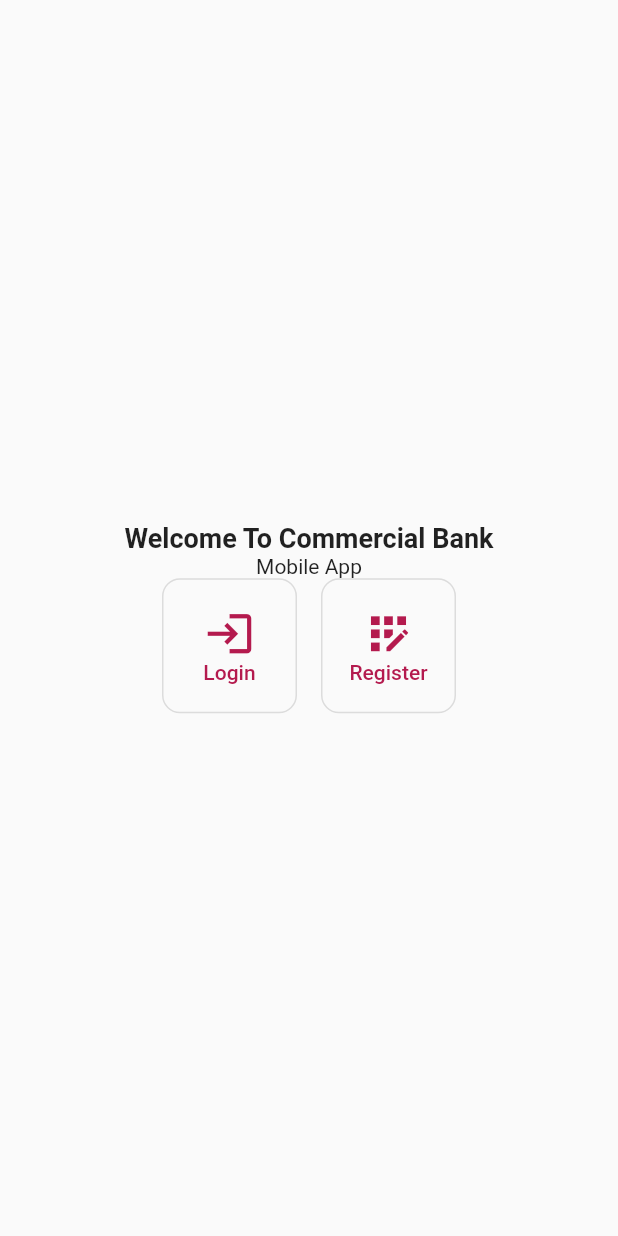
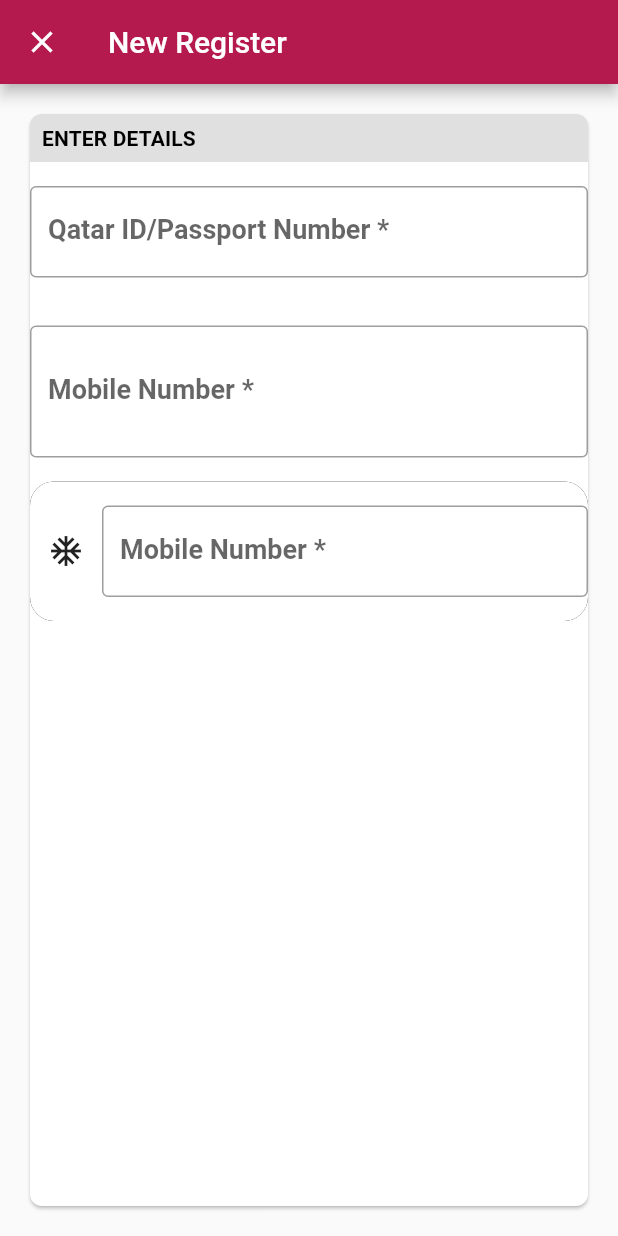
Before and after one commit to tareq453/cbq_demo, a Flutter app: the screen it shows after launch, after a tap on "Register", on a phone screen of 412 x 824 dp. Run offline on Flutter 3.47's test engine with Material 2 defaults, Android fonts, the phone set to English and light mode, and no system bars.

Commit message:
-- working on register page.

```diff
--- a/lib/main.dart
+++ b/lib/main.dart
@@ -1,6 +1,8 @@
 import 'package:flutter/material.dart';
 
 import 'ui/pages/home_page.dart';
+import 'ui/pages/register_page.dart';
+import 'ui/pages/login_page.dart';
 
 void main() {
   runApp(const MyApp());
@@ -27,9 +29,16 @@ class MyApp extends StatelessWidget {
           colorScheme: ColorScheme.fromSwatch()
               .copyWith(primary: const Color(0xffb41a4e)),
           textTheme: ThemeData.light().textTheme.copyWith(
-            titleMedium: const TextStyle(fontWeight: FontWeight.bold,fontSize: 18)
-          )),
-      home: const HomePage(),
+              titleMedium:
+                  const TextStyle(fontWeight: FontWeight.bold, fontSize: 18),
+          titleSmall: const TextStyle(fontWeight: FontWeight.bold,fontSize: 14))),
+
+      initialRoute: '/',
+      routes: {
+        '/' : (ctx) => const HomePage(),
+        LoginPage.route: (ctx) => const LoginPage(),
+        RegisterPage.route: (ctx) => const RegisterPage()
+      },
     );
   }
 }
--- a/lib/ui/pages/home_page.dart
+++ b/lib/ui/pages/home_page.dart
@@ -1,10 +1,14 @@
+import 'package:cbq/ui/widgets/slide_route.dart';
 import 'package:flutter/material.dart';
+
+import 'login_page.dart';
+import 'register_page.dart';
 
 class HomePage extends StatelessWidget {
   const HomePage({Key? key}) : super(key: key);
 
-  Widget _homeButton(
-      IconData buttonIcon, String buttonText, Function()? clickHandler) {
+  Widget _homeButton(BuildContext context, IconData buttonIcon,
+      String buttonText, Function(BuildContext) clickHandler) {
     return Padding(
       padding: const EdgeInsets.symmetric(horizontal: 8),
       child: OutlinedButton(
@@ -12,7 +16,7 @@ class HomePage extends StatelessWidget {
               fixedSize: const Size(90, 90),
               shape: RoundedRectangleBorder(
                   borderRadius: BorderRadius.circular(12))),
-          onPressed: clickHandler,
+          onPressed: () => clickHandler(context),
           child: Center(
               child: Column(
                   mainAxisAlignment: MainAxisAlignment.center,
@@ -26,9 +30,13 @@ class HomePage extends StatelessWidget {
     );
   }
 
-  void _register() {}
+  void _registerRoute(BuildContext context) {
+    Navigator.of(context).push(SlideRoute(const RegisterPage()));
+  }
 
-  void _login() {}
+  void _loginRoute(BuildContext context) {
+    Navigator.of(context).push(SlideRoute(const LoginPage()));
+  }
 
   @override
   Widget build(BuildContext context) {
@@ -36,16 +44,26 @@ class HomePage extends StatelessWidget {
       body: Column(
         mainAxisAlignment: MainAxisAlignment.center,
         children: [
-          Text("Welcome To Commercial Bank",style: Theme.of(context).textTheme.titleMedium,),
+          Text(
+            "Welcome To Commercial Bank",
+            style: Theme.of(context).textTheme.titleMedium,
+          ),
+          const SizedBox(
+            height: 16,
+          ),
           const Text("Mobile App"),
+          const SizedBox(
+            height: 16,
+          ),
           Row(
             mainAxisAlignment: MainAxisAlignment.center,
             children: [
-              _homeButton(Icons.login, "Login", _login),
+              _homeButton(context, Icons.login, "Login", _loginRoute),
               _homeButton(
+                context,
                 Icons.app_registration,
                 "Register",
-                _register,
+                _registerRoute,
               )
             ],
           )
--- /dev/null
+++ b/lib/ui/pages/login_page.dart
@@ -0,0 +1,18 @@
+import 'package:flutter/material.dart';
+
+import '../widgets/close_back_button.dart';
+class LoginPage extends StatelessWidget {
+  static const String route = "/login_page";
+
+  const LoginPage({Key? key}) : super(key: key);
+
+  @override
+  Widget build(BuildContext context) {
+    return Scaffold(
+      appBar: AppBar(
+        leading: const CloseBackButton(),
+        title: const Text("Login Using Password"),
+      ),
+    );
+  }
+}
--- /dev/null
+++ b/lib/ui/pages/register_page.dart
@@ -0,0 +1,26 @@
+import 'package:cbq/ui/widgets/register_form.dart';
+import 'package:flutter/material.dart';
+
+import '../widgets/close_back_button.dart';
+
+class RegisterPage extends StatelessWidget {
+  static const String route = "/register_page";
+
+  const RegisterPage({Key? key}) : super(key: key);
+
+  @override
+  Widget build(BuildContext context) {
+    return Scaffold(
+      appBar: AppBar(
+        leading: const CloseBackButton(),
+        title: const Text("New Register"),
+      ),
+      body: Container(
+        padding: const EdgeInsets.all(16),
+
+        width: double.infinity,
+        child: RegisterForm(),
+      ),
+    );
+  }
+}
--- /dev/null
+++ b/lib/ui/widgets/close_back_button.dart
@@ -0,0 +1,17 @@
+import 'package:flutter/material.dart';
+
+class CloseBackButton extends StatelessWidget {
+  const CloseBackButton({Key? key}) : super(key: key);
+
+  @override
+  Widget build(BuildContext context) {
+    return IconButton(
+        onPressed: () {
+          if (Navigator.canPop(context)) {
+            Navigator.of(context).pop();
+          }
+        },
+        tooltip: MaterialLocalizations.of(context).backButtonTooltip,
+        icon: const Icon(Icons.close));
+  }
+}
--- /dev/null
+++ b/lib/ui/widgets/register_form.dart
@@ -0,0 +1,111 @@
+import 'package:flutter/material.dart';
+
+class RegisterForm extends StatefulWidget {
+  const RegisterForm({Key? key}) : super(key: key);
+
+  @override
+  State<RegisterForm> createState() => _RegisterFormState();
+}
+
+class _RegisterFormState extends State<RegisterForm> {
+  final GlobalKey<FormState> _formKey = GlobalKey();
+  final _qidController = TextEditingController();
+
+  Widget _perfix() {
+    return IconButton(onPressed: () {}, icon: Icon(Icons.ac_unit_outlined));
+  }
+
+  Widget _mobileNumberText() {
+    return Stack(
+      children: <Widget>[
+        Container(
+          decoration: BoxDecoration(
+            color: Colors.white,
+            borderRadius: BorderRadius.circular(16.0),
+            boxShadow: [BoxShadow()],
+          ),
+          child: Row(
+            children: <Widget>[
+              _perfix(),
+              Flexible(
+                child: Padding(
+                  padding: const EdgeInsets.symmetric(vertical: 16),
+                  child: TextFormField(
+                    decoration: InputDecoration(
+                        border: OutlineInputBorder(),
+                        labelText: 'Mobile Number *'),
+                    controller: _qidController,
+                    validator: (value) {
+                      if (value?.isEmpty == true || value!.length < 5) {
+                        return 'Password is too short!';
+                      }
+                    },
+                    onSaved: (value) {},
+                  ),
+                ),
+              ),
+            ],
+          ),
+        ),
+      ],
+    );
+  }
+
+  @override
+  Widget build(BuildContext context) {
+    return Card(
+      shape: RoundedRectangleBorder(
+        borderRadius: BorderRadius.circular(8),
+      ),
+      clipBehavior: Clip.antiAliasWithSaveLayer,
+      child: Form(
+        key: _formKey,
+        child: Column(
+          children: [
+            Container(
+              padding: const EdgeInsets.all(8),
+              color: Colors.grey.shade300,
+              width: double.infinity,
+              child: Text(
+                "ENTER DETAILS",
+                style: Theme.of(context).textTheme.titleSmall,
+              ),
+            ),
+            Padding(
+              padding: const EdgeInsets.symmetric(vertical: 16),
+              child: TextFormField(
+                decoration: const InputDecoration(
+                    border: OutlineInputBorder(),
+                    labelText: 'Qatar ID/Passport Number *'),
+                controller: _qidController,
+                validator: (value) {
+                  if (value?.isEmpty == true || value!.length < 5) {
+                    return 'Password is too short!';
+                  }
+                },
+                onSaved: (value) {},
+              ),
+            ),
+            Padding(
+              padding: const EdgeInsets.symmetric(vertical: 16),
+              child: TextFormField(
+                decoration: InputDecoration(
+                    prefix: _perfix(),
+                    border: OutlineInputBorder(),
+                    labelText: 'Mobile Number *'),
+                controller: _qidController,
+                validator: (value) {
+                  if (value?.isEmpty == true || value!.length < 5) {
+                    return 'Password is too short!';
+                  }
+                },
+                onSaved: (value) {},
+              ),
+            ),
+            _mobileNumberText()
+          ],
+        ),
+      ),
+    );
+  }
+}
--- /dev/null
+++ b/lib/ui/widgets/slide_route.dart
@@ -0,0 +1,28 @@
+import 'package:flutter/material.dart';
+
+class SlideRoute extends PageRouteBuilder {
+  final Widget destination;
+
+  SlideRoute(this.destination)
+      : super(
+          pageBuilder: (
+            BuildContext context,
+            Animation<double> animation,
+            Animation<double> secondaryAnimation,
+          ) =>
+              destination,
+          transitionsBuilder: (context, animation, secondaryAnimation, child) {
+            const begin = Offset(0.0, 1.0);
+            const end = Offset.zero;
+            const curve = Curves.ease;
+
+            var tween =
+                Tween(begin: begin, end: end).chain(CurveTween(curve: curve));
+
+            return SlideTransition(
+              position: animation.drive(tween),
+              child: child,
+            );
+          },
+        );
+}
```
